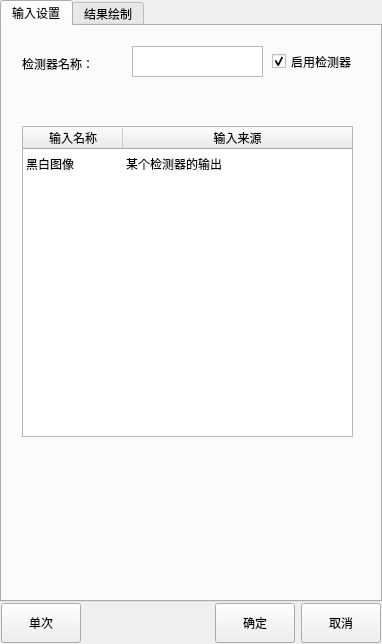
First picture: the form in CMvVisionParamWidget/CMvVisionParamWidget/formFiles/CMvBlackAndWhiteConversionColor.ui, repository OrangLBlue/QtUI_For_Work, before the edit.
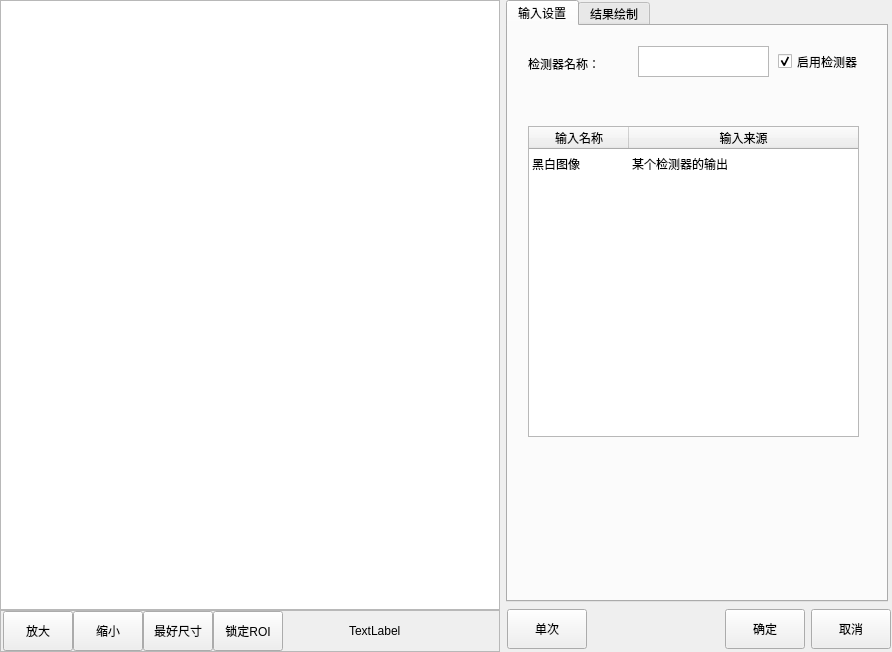
Second picture: the form after the edit.

Patch:
```diff
--- a/CMvVisionParamWidget/CMvVisionParamWidget/formFiles/CMvBlackAndWhiteConversionColor.ui
+++ b/CMvVisionParamWidget/CMvVisionParamWidget/formFiles/CMvBlackAndWhiteConversionColor.ui
@@ -6,29 +6,198 @@
    <rect>
     <x>0</x>
     <y>0</y>
-    <width>382</width>
-    <height>644</height>
+    <width>892</width>
+    <height>652</height>
    </rect>
   </property>
+  <property name="minimumSize">
+   <size>
+    <width>892</width>
+    <height>652</height>
+   </size>
+  </property>
   <property name="windowTitle">
    <string>黑白转彩色</string>
   </property>
+  <layout class="QHBoxLayout" name="horizontalLayout_3">
+   <property name="leftMargin">
+    <number>0</number>
+   </property>
+   <property name="topMargin">
+    <number>0</number>
+   </property>
+   <property name="rightMargin">
+    <number>0</number>
+   </property>
+   <property name="bottomMargin">
+    <number>0</number>
+   </property>
+   <item>
+    <layout class="QVBoxLayout" name="verticalLayout_2">
+     <property name="spacing">
+      <number>0</number>
+     </property>
+     <item>
+      <widget class="QGraphicsView" name="graphicsView_mainImage">
+       <property name="minimumSize">
+        <size>
+         <width>500</width>
+         <height>600</height>
+        </size>
+       </property>
+      </widget>
+     </item>
+     <item>
+      <widget class="QFrame" name="frame">
+       <property name="minimumSize">
+        <size>
+         <width>0</width>
+         <height>42</height>
+        </size>
+       </property>
+       <property name="maximumSize">
+        <size>
+         <width>16777215</width>
+         <height>42</height>
+        </size>
+       </property>
+       <property name="frameShape">
+        <enum>QFrame::StyledPanel</enum>
+       </property>
+       <property name="frameShadow">
+        <enum>QFrame::Raised</enum>
+       </property>
+       <layout class="QHBoxLayout" name="horizontalLayout">
+        <property name="spacing">
+         <number>0</number>
+        </property>
+        <property name="leftMargin">
+         <number>2</number>
+        </property>
+        <property name="topMargin">
+         <number>0</number>
+        </property>
+        <property name="rightMargin">
+         <number>0</number>
+        </property>
+        <property name="bottomMargin">
+         <number>0</number>
+        </property>
+        <item>
+         <widget class="QPushButton" name="pushButton_zoomIn">
+          <property name="minimumSize">
+           <size>
+            <width>70</width>
+            <height>40</height>
+           </size>
+          </property>
+          <property name="maximumSize">
+           <size>
+            <width>70</width>
+            <height>40</height>
+           </size>
+          </property>
+          <property name="text">
+           <string>放大</string>
+          </property>
+         </widget>
+        </item>
+        <item>
+         <widget class="QPushButton" name="pushButton_zoomOut">
+          <property name="minimumSize">
+           <size>
+            <width>70</width>
+            <height>40</height>
+           </size>
+          </property>
+          <property name="maximumSize">
+           <size>
+            <width>70</width>
+            <height>40</height>
+           </size>
+          </property>
+          <property name="text">
+           <string>缩小</string>
+          </property>
+         </widget>
+        </item>
+        <item>
+         <widget class="QPushButton" name="pushButton_zoomBest">
+          <property name="minimumSize">
+           <size>
+            <width>70</width>
+            <height>40</height>
+           </size>
+          </property>
+          <property name="maximumSize">
+           <size>
+            <width>70</width>
+            <height>40</height>
+           </size>
+          </property>
+          <property name="text">
+           <string>最好尺寸</string>
+          </property>
+         </widget>
+        </item>
+        <item>
+         <widget class="QPushButton" name="pushButton_lockRoiMove">
+          <property name="minimumSize">
+           <size>
+            <width>70</width>
+            <height>40</height>
+           </size>
+          </property>
+          <property name="maximumSize">
+           <size>
+            <width>70</width>
+            <height>40</height>
+           </size>
+          </property>
+          <property name="text">
+           <string>锁定ROI</string>
+          </property>
+         </widget>
+        </item>
+        <item>
+         <spacer name="horizontalSpacer">
+          <property name="orientation">
+           <enum>Qt::Horizontal</enum>
+          </property>
+          <property name="sizeHint" stdset="0">
+           <size>
+            <width>63</width>
+            <height>20</height>
+           </size>
+          </property>
+         </spacer>
+        </item>
+        <item>
+         <widget class="QLabel" name="label_mousePos">
+          <property name="minimumSize">
+           <size>
+            <width>150</width>
+            <height>40</height>
+           </size>
+          </property>
+          <property name="maximumSize">
+           <size>
+            <width>150</width>
+            <height>40</height>
+           </size>
+          </property>
+          <property name="text">
+           <string>TextLabel</string>
+          </property>
+         </widget>
+        </item>
+       </layout>
+      </widget>
+     </item>
+    </layout>
+   </item>
+   <item>
   <layout class="QVBoxLayout" name="verticalLayout">
-   <property name="spacing">
-    <number>0</number>
-   </property>
-   <property name="leftMargin">
-    <number>0</number>
-   </property>
-   <property name="topMargin">
-    <number>0</number>
-   </property>
-   <property name="rightMargin">
-    <number>0</number>
-   </property>
-   <property name="bottomMargin">
-    <number>0</number>
-   </property>
    <item>
     <widget class="QTabWidget" name="tabWidget">
      <property name="minimumSize">
@@ -40,7 +209,7 @@
      <property name="maximumSize">
       <size>
        <width>380</width>
-       <height>16777215</height>
+         <height>602</height>
       </size>
      </property>
      <property name="currentIndex">
@@ -267,6 +436,8 @@
         <string>取消</string>
        </property>
       </widget>
+       </item>
+      </layout>
      </item>
     </layout>
    </item>
```
Lines whose indentation alone changed are shown as unchanged.
